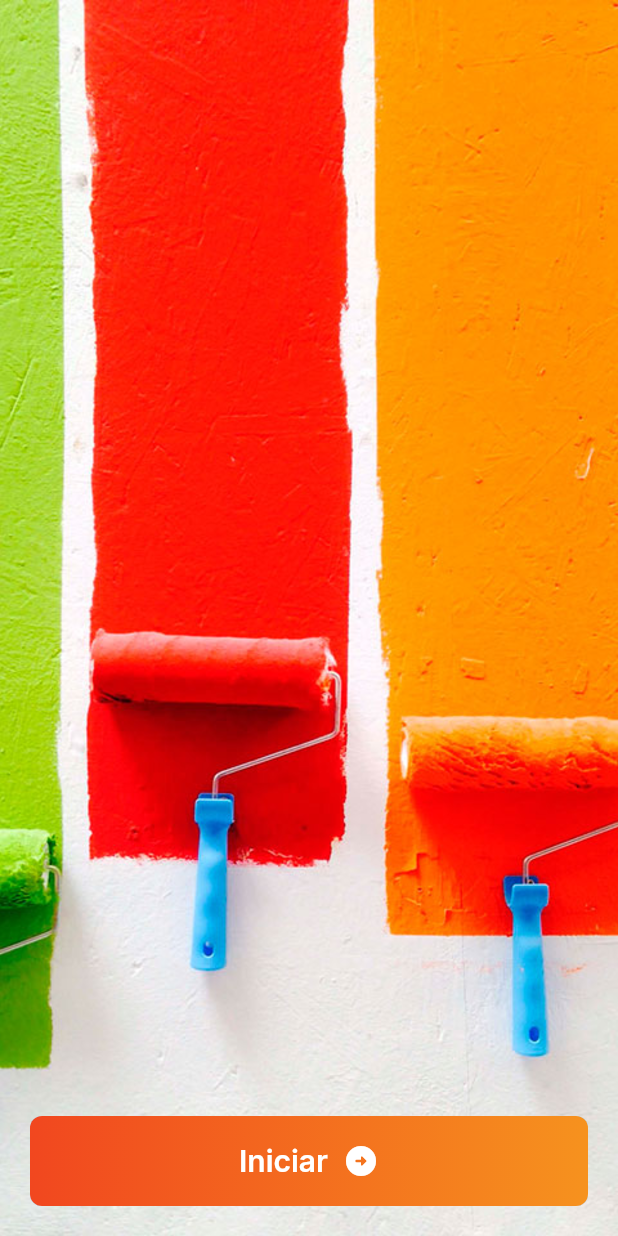
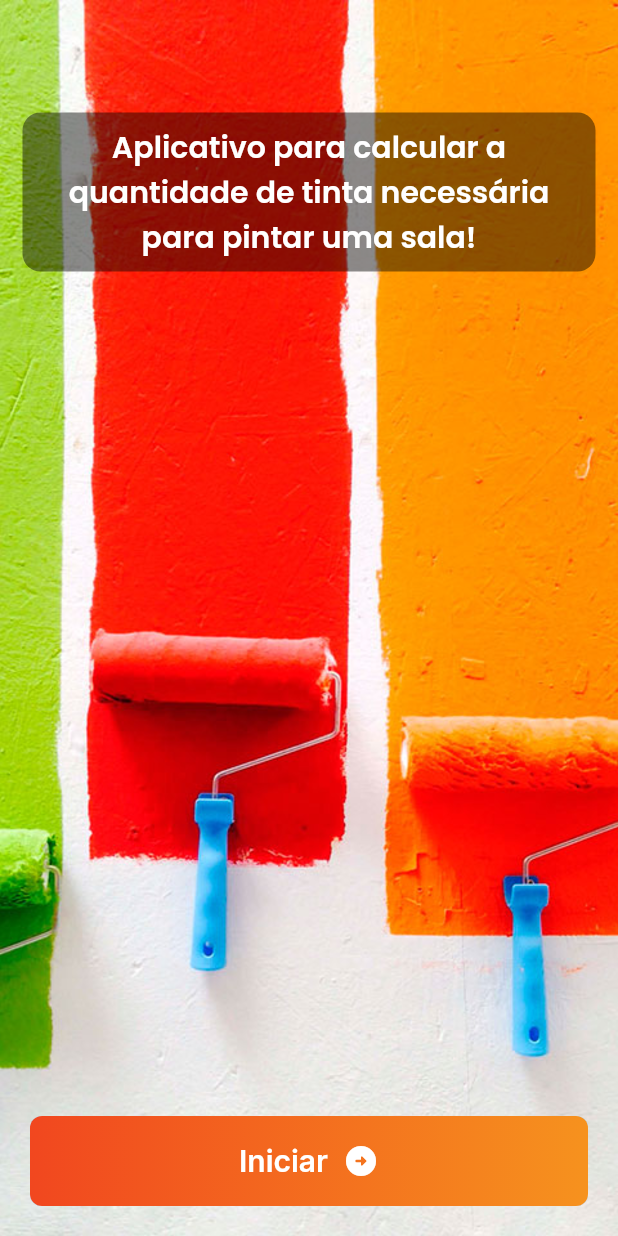
Before and after one commit to ricardodnn1/code_challenge_digital_republic, a Flutter app: the screen it shows after launch, on a phone screen of 412 x 824 dp. Run offline on Flutter 3.47's test engine with Material 2 defaults, Android fonts, the phone set to English and light mode, and no system bars; our stand-ins replace google_fonts.

```diff
--- a/lib/app/home/presenter/home_page.dart
+++ b/lib/app/home/presenter/home_page.dart
@@ -23,9 +23,17 @@ class HomePage extends StatelessWidget {
           ),
         ),
         child: Column(
-          mainAxisAlignment: MainAxisAlignment.end,
+          mainAxisAlignment: MainAxisAlignment.spaceBetween,
           crossAxisAlignment: CrossAxisAlignment.end,
           children: [
+            Container(
+              margin: const EdgeInsets.only(top: 75, left: 15, right: 15),
+              padding: const EdgeInsets.all(8),
+              decoration: BoxDecoration(
+                color: Colors.black45,
+                borderRadius: BorderRadius.circular(12)
+              ),
+              child: Text("Aplicativo para calcular a quantidade de tinta necessária para pintar uma sala!", textAlign: TextAlign.center, style: GoogleFonts.poppins(fontWeight: FontWeight.w600, fontSize: 20, color: Colors.white))),
             Padding(
               padding: const EdgeInsets.all(20.0),
               child: Container(
```
Also changed, not shown: lib/app/calculate/presenter/controller/calculate_controller.dart (+6 -5 lines).
